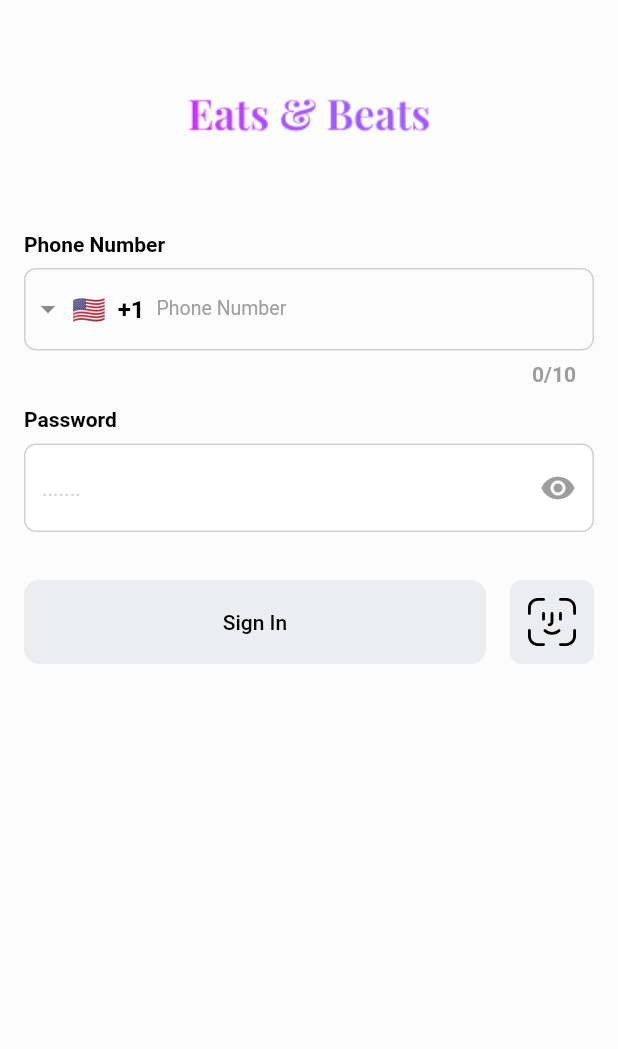
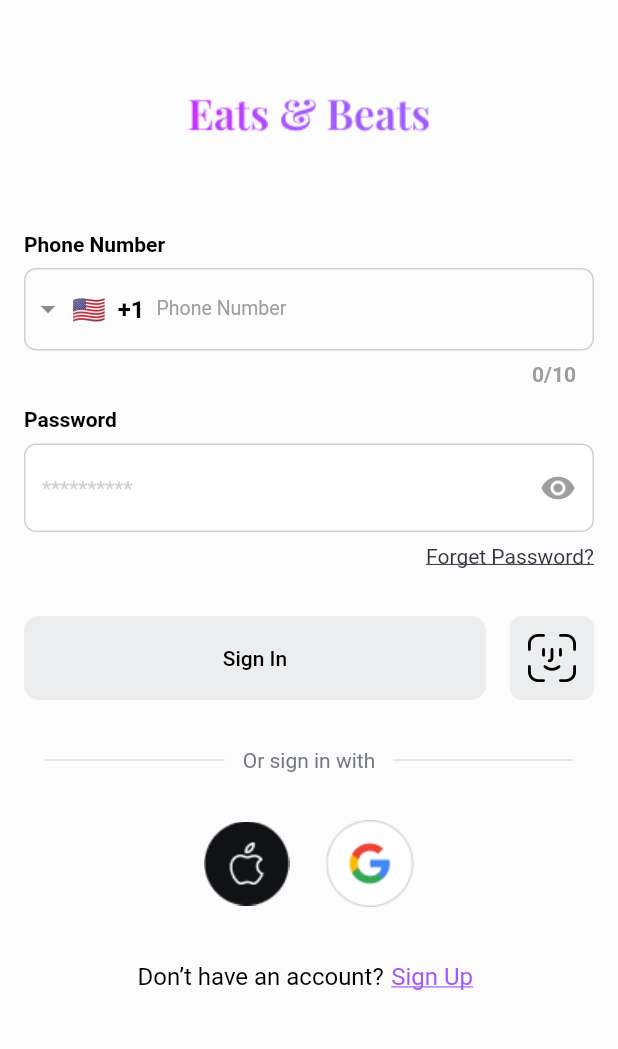
Before and after one commit to Karim-ali14/Flutter-base, a Flutter app: the screen it shows after launch, on a phone screen of 412 x 824 dp, the part 62-1111 px from its top. Run offline on Flutter 3.47's test engine with Material 3 defaults, Android fonts, the phone set to English and light mode, and no system bars; drawn by our look-alikes of intl_phone_field; our stand-ins replace animated_theme_switcher, cached_network_image, easy_localization, flutter_riverpod, flutter_svg, go_router and 3 more; missing offline and left inert: pretty_http_logger, shake_animation_widget; Roboto replaces fonts that are missing (Proxima); project files that could hold a hidden picture were left out.

Commit message:
feat : add login with google and apple * complete login screen design

```diff
--- a/lib/core/Theme/app_theme.dart
+++ b/lib/core/Theme/app_theme.dart
@@ -17,7 +17,7 @@
   static const Color appGrey = Color(0xFFBEBEBE); //#E5E5E5
   static const Color appGrey2 = Color(0xFFECEDEE);
   static const Color appGrey3 = Color(0xFFe5e5e5);
-  static const Color appGrey4 = Color(0xFFF5F5F5);
+  static const Color appGrey4 = Color(0xFF737780);
   static const Color appGrey5 = Color(0xFFCECECE);
   static const Color appGrey6 = Color(0xFFE6E9EC);
   static const Color appGrey7 = Color(0xFF8088A4);
@@ -29,6 +29,8 @@
   static const Color appGrey13 = Color(0xFF667085);
   static const Color appGrey14 =
       Color(0x14000000); // box-shadow: 0px -6px 16px 0px #00000014;
+
+  static const Color appGunmetal = Color(0xFF333740);
   static const Color appLightGrey = Color(0xFFe5e5e5);
   static const Color appLightGreyV2 = Color(0xFFF0F0F0);
   static const Color appDarkerGrey = Color(0xFF898989);
@@ -149,8 +151,11 @@
       TextStyle(color: Colors.black, fontSize: 20, fontWeight: FontWeight.w700);
   static const TextStyle styleblack16normal = TextStyle(
       color: Colors.black, fontSize: 16, fontWeight: FontWeight.normal);
-  static const TextStyle styleColor333740FontSize20W700 = TextStyle(
-      color: Color(0xFF333740), fontSize: 20, fontWeight: FontWeight.w700);
+  static const TextStyle styleColorAppGunmetal40FontSize20W700 = TextStyle(
+      color: appGunmetal, fontSize: 20, fontWeight: FontWeight.w700);
+
+  static const TextStyle styleWithAppGunmetalLinkFonts14w400 = TextStyle(
+      color: appGunmetal, fontSize: 14, fontWeight: FontWeight.w400);
 
   static const TextStyle styleWithTextBlackAdelleSansExtendedFonts32w400 =
       TextStyle(color: Colors.black, fontSize: 32, fontWeight: FontWeight.w400);
@@ -196,6 +201,10 @@
 
   static const TextStyle styleWithTextBlackAdelleSansExtendedFonts14w400 =
       TextStyle(color: Colors.black, fontSize: 14, fontWeight: FontWeight.w400);
+
+  static const TextStyle styleWithTextAppGrey4RegularFonts14w400 =
+      TextStyle(color: appGrey4, fontSize: 14, fontWeight: FontWeight.w400);
+
   static const TextStyle style14normalblack = TextStyle(
       color: Colors.black, fontSize: 14, fontWeight: FontWeight.normal);
   static const TextStyle style14BoldBlack =
--- a/lib/core/constants/assets.dart
+++ b/lib/core/constants/assets.dart
@@ -9,3 +9,5 @@
 const headerAuthIconPath = "assets/images/header_auth_icon.png";
 const changePasswordSuccess = "assets/images/change_password_success.png";
 const faceId = "assets/images/face_id.svg";
+const appleBtn = "assets/images/apple_btn.png";
+const googleBtn = "assets/images/google_btn.png";
--- a/lib/features/auth/presentation/screens/login_screen.dart
+++ b/lib/features/auth/presentation/screens/login_screen.dart
@@ -49,7 +49,8 @@
           ),
         ),
       ),
-      body: Padding(
+      body: SingleChildScrollView(
+        child: Padding(
           padding:
               const EdgeInsets.symmetric(horizontal: defaultPaddingHorizontal),
           child: Column(
@@ -76,13 +77,27 @@
                   },
                 ),
                 controller: _passwordController,
-              hint: /* context.tr(OldPasswordKey) */ ".......",
+                hint: /* context.tr(OldPasswordKey) */ "**********",
                 label: Text(
                   "Password",
                   style: AppTheme.style14BoldBlack,
                 ),
               ),
               SizedBox(
+                height: 8,
+              ),
+              Row(
+                children: [
+                  const Spacer(),
+                  InkWell(
+                      onTap: _forgetPassword,
+                      child: Text("Forget Password?",
+                          style: AppTheme
+                              .styleWithAppGunmetalLinkFonts14w400
+                              .copyWith(decoration: TextDecoration.underline)))
+                ],
+              ),
+              const SizedBox(
                 height: 32,
               ),
               Row(
@@ -114,16 +129,97 @@
                                 : Colors.black)),
                   )
                 ],
+              ),
+              SizedBox(
+                height: 32,
+              ),
+              Padding(
+                padding: const EdgeInsetsDirectional.symmetric(horizontal: 14.0),
+                child: Row(
+                  crossAxisAlignment: CrossAxisAlignment.center,
+                  mainAxisAlignment: MainAxisAlignment.center,
+                  children: [
+                    Expanded(
+                      child: Divider(
+                        height: 1,
+                        color: AppTheme.gray,
+                      ),
+                    ),
+
+                    Padding(
+                      padding: const EdgeInsetsDirectional.symmetric(horizontal: 12.0),
+                      child: Text("Or sign in with",style: AppTheme.styleWithTextAppGrey4RegularFonts14w400,),
+                    ),
+                    Expanded(
+                      child: Divider(
+                        height: 1,
+                        color: AppTheme.gray,
+                      ),
+                    ),
+                  ],
+                ),
+              ),
+              SizedBox(
+                height: 32,
+              ),
+              Row(
+                mainAxisAlignment: MainAxisAlignment.center,
+                children: [
+                  InkWell(onTap : _signInWithApply,child: SVGIcons.localImage(appleBtn)),
+                  SizedBox(
+                    width: 24,
+                  ),
+                  InkWell(onTap : _signInWithGoogle,child: SVGIcons.localImage(googleBtn)),
+                ],
+              ),
+              SizedBox(
+                height: 32,
+              ),
+              Row(
+                mainAxisAlignment: MainAxisAlignment.center,
+                children: [
+                  Text(
+                    "Don’t have an account?",
+                    style: AppTheme
+                        .styleWithTextBlackAdelleSansExtendedFonts16w400,
+                  ),
+                  InkWell(
+                    onTap: _signUp,
+                    child: Padding(
+                      padding: const EdgeInsets.all(5),
+                      child: Text(
+                        "Sign Up",
+                        style: AppTheme
+                            .styleWithTextRedAdelleSansExtendedFonts16w400
+                            .copyWith(
+                            decoration: TextDecoration.underline,
+                            decorationColor: AppTheme.mainAppColor),
+                      ),
+                    ),
+                  )
+                ],
               )
             ],
           ),
         ),
+      ),
     );
   }
+
+  void _forgetPassword() async {}
 
   void _updateLoginState() {
     bool allFull = [_phoneController, _passwordController]
         .every((controller) => controller.text.length > 1);
     ref.read(loginProvider.notifier).updateStatue(allFull);
   }
+
+  void _signUp() {
   }
+
+  void _signInWithApply() {
+  }
+
+  void _signInWithGoogle() {
+  }
+}
--- a/lib/features/auth/presentation/widgets/password_reset_bottom_sheet.dart
+++ b/lib/features/auth/presentation/widgets/password_reset_bottom_sheet.dart
@@ -21,7 +21,7 @@
           SizedBox(height: 16),
           Text(
             "Password Reset Successfully",
-            style: AppTheme.styleColor333740FontSize20W700,
+            style: AppTheme.styleColorAppGunmetal40FontSize20W700,
             textAlign: TextAlign.center,
           ),
           SizedBox(height: 8),
```
Also changed, not shown: assets/images/apple_btn.png (added), assets/images/google_btn.png (added). Lines whose indentation alone changed are shown as unchanged.
